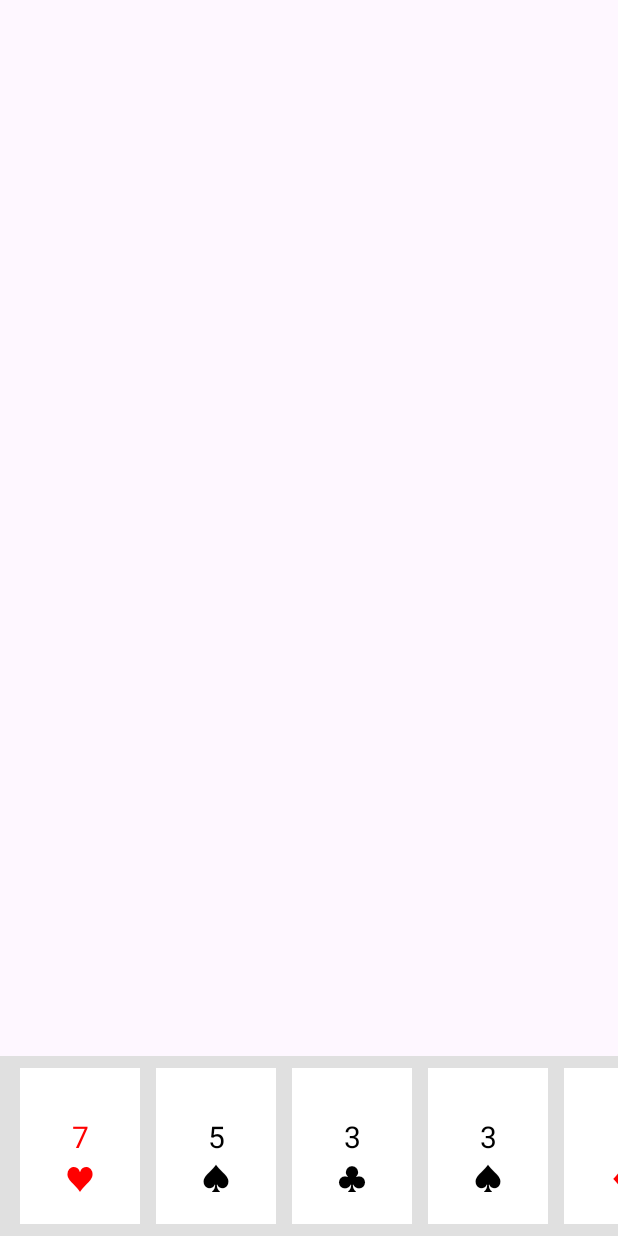
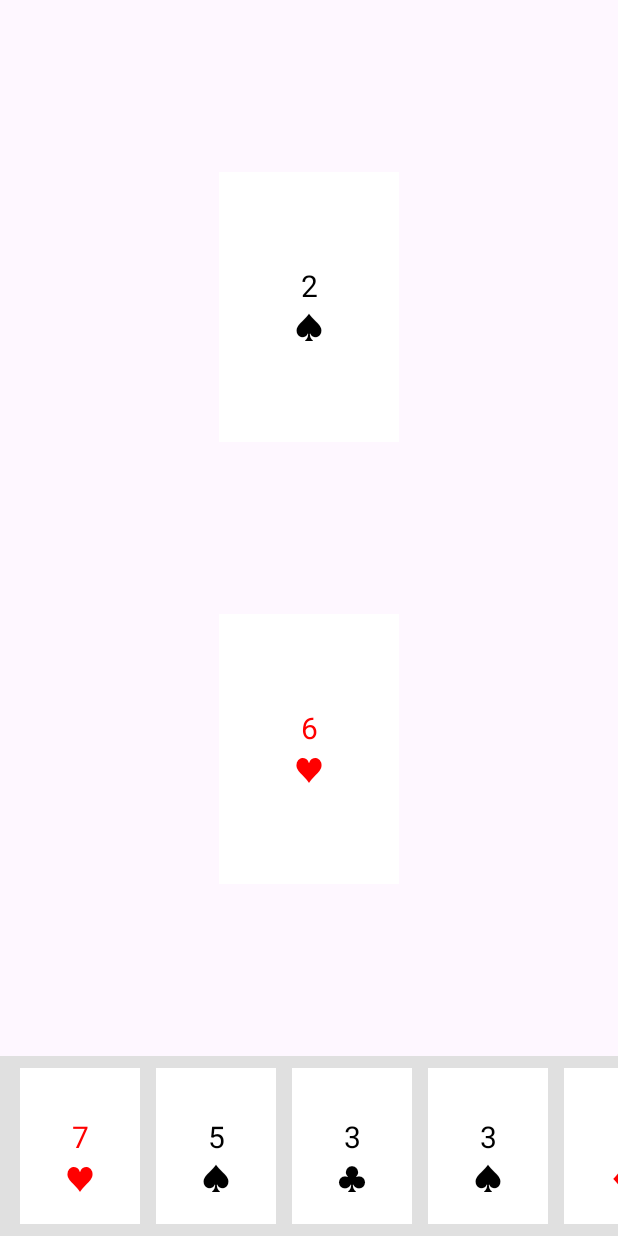
Before and after one commit to PanDisney/GRUPO-TAES-2025, an Android app: the GameActivity screen opened directly, with no data from a screen before it, after a tap on an icon or button, on a phone screen of 412 x 824 dp. Run offline under Robolectric (Android 15) with nearby library versions, the phone set to English and light mode, and no system bars.

Commit message:
Jogar contra o bot funciona, falta indicar os venceores das vasas , Dar display do trunfo para o utilizador,fazer a contagems dos pontos por vasa,quando acabar as cartas do deck adicionar novas cartas

```diff
--- a/code/BiscaTAES/app/src/main/java/com/example/biscataes/GameActivity.kt
+++ b/code/BiscaTAES/app/src/main/java/com/example/biscataes/GameActivity.kt
@@ -71,6 +71,7 @@ class GameActivity : AppCompatActivity() {
                 Log.d("GameActivity", "Clicou na carta: $card (íice: $index)")
                 gameEngine.playerPlaysCard(index)
                 drawPlayerHand() // Redesenha a mão
+                updateTableView()
             }
 
             handLayout.addView(cardTextView)
@@ -80,7 +81,43 @@ class GameActivity : AppCompatActivity() {
     //
     // --- FUNÇÕES AJUDANTES (NOVAS) ---
     //
+    // --- NOVA FUNÇÃO ---
+    // Atualiza as cartas na "mesa"
+    private fun updateTableView() {
+        // Encontrar os TextViews da mesa
+        val playerCardView = findViewById<TextView>(R.id.playerPlayedCardView)
+        val botCardView = findViewById<TextView>(R.id.botPlayedCardView)
 
+        // Apanhar as cartas da mesa a partir do motor
+        val playerCard = gameEngine.playerCardOnTable
+        val botCard = gameEngine.botCardOnTable
+
+        // Atualizar a carta do jogador
+        if (playerCard != null) {
+            playerCardView.text = "${getRankSymbol(playerCard.rank)}\n${getSuitSymbol(playerCard.suit)}"
+            if (playerCard.suit == Suit.HEARTS || playerCard.suit == Suit.DIAMONDS) {
+                playerCardView.setTextColor(Color.RED)
+            } else {
+                playerCardView.setTextColor(Color.BLACK)
+            }
+            playerCardView.visibility = TextView.VISIBLE // Tornar visível
+        } else {
+            playerCardView.visibility = TextView.INVISIBLE // Esconder
+        }
+
+        // Atualizar a carta do Bot
+        if (botCard != null) {
+            botCardView.text = "${getRankSymbol(botCard.rank)}\n${getSuitSymbol(botCard.suit)}"
+            if (botCard.suit == Suit.HEARTS || botCard.suit == Suit.DIAMONDS) {
+                botCardView.setTextColor(Color.RED)
+            } else {
+                botCardView.setTextColor(Color.BLACK)
+            }
+            botCardView.visibility = TextView.VISIBLE // Tornar visível
+        } else {
+            botCardView.visibility = TextView.INVISIBLE // Esconder
+        }
+    }
     // Converte um Rank num símbolo de texto
     private fun getRankSymbol(rank: Rank): String {
         return when (rank) {
--- a/code/BiscaTAES/app/src/main/java/com/example/biscataes/GameEngine.kt
+++ b/code/BiscaTAES/app/src/main/java/com/example/biscataes/GameEngine.kt
@@ -58,6 +58,8 @@ class GameEngine {
     }
 
     // --- 3. Funções de Ação (para mais tarde) ---
+    var playerCardOnTable: Card? = null
+    var botCardOnTable: Card? = null
 
     // Esta função será chamada quando o jogador humano jogar uma carta
     fun playerPlaysCard(cardIndex: Int) {
@@ -72,17 +74,55 @@ class GameEngine {
         // Lógica para comprar cartas do baralho...
         // Lógica para verificar o fim do jogo...
 
-        val playedCard = player.playCard(cardIndex)
-        Log.d("GameEngine", "O jogador (Humano) jogou: $playedCard")
+        val playerCard = player.playCard(cardIndex)
+        playerCardOnTable = playerCard
+        Log.d("GameEngine", "O jogador (Humano) jogou: $playerCard")
 
-        // --- PRÓXIMOS PASSOS (Ainda não implementados) ---
-        // 2. Lógica para o Bot responder...
+        // 2. O Bot reage
+        val botCard = findBestCardForBot(playerCard)
+        // O Bot tem de "jogar" (remover) a carta da sua mão
+        val botCardIndex = bot.getHand().indexOf(botCard)
+        botCardOnTable = bot.playCard(botCardIndex)
+        Log.d("GameEngine", "O Bot (IA) jogou: $botCardOnTable")
+
         // 3. Lógica para ver quem ganhou a vaza...
         // 4. Lógica para comprar cartas do baralho...
         // 5. Lógica para verificar o fim do jogo...
 
     }
+    // --- LÓGICA DO BOT ---
+    // Esta função decide qual a melhor carta para o Bot jogar
+    private fun findBestCardForBot(playerCard: Card): Card {
+        val botHand = bot.getHand()
 
+        // 1. Tentar ganhar com Trunfos
+        val winningTrumps = botHand.filter {
+            it.isTrump && (!playerCard.isTrump || it.rank.strength > playerCard.rank.strength)
+        }
+        if (winningTrumps.isNotEmpty()) {
+            // Joga o trunfo mais baixo que ganha
+            return winningTrumps.minByOrNull { it.rank.strength }!!
+        }
+
+        // 2. Tentar ganhar com o mesmo naipe
+        val winningSameSuit = botHand.filter {
+            !it.isTrump && it.suit == playerCard.suit && it.rank.strength > playerCard.rank.strength
+        }
+        if (winningSameSuit.isNotEmpty()) {
+            // Joga a carta mais alta (para garantir) do mesmo naipe
+            return winningSameSuit.maxByOrNull { it.rank.strength }!!
+        }
+
+        // 3. Não pode ganhar. Tentar jogar a carta mais baixa que não seja trunfo
+        val nonTrumps = botHand.filter { !it.isTrump }
+        if (nonTrumps.isNotEmpty()) {
+            // Joga a carta de menor valor (pontos primeiro, depois força)
+            return nonTrumps.minWithOrNull(compareBy({ it.rank.points }, { it.rank.strength }))!!
+        }
+
+        // 4. Se só tiver trunfos, joga o trunfo mais baixo
+        return botHand.minByOrNull { it.rank.strength }!!
+    }
     // Função para obter a mão do jogador (para a UI)
     fun getPlayerHand(): List<Card> {
         return player.getHand()
--- a/code/BiscaTAES/app/src/main/res/layout/activity_game.xml
+++ b/code/BiscaTAES/app/src/main/res/layout/activity_game.xml
@@ -20,7 +20,37 @@
         android:layout_height="match_parent"
         android:orientation="horizontal"
         android:padding="8dp"/>
-
     </HorizontalScrollView>
 
+    <TextView
+        android:id="@+id/botPlayedCardView"
+        android:layout_width="120dp"
+        android:layout_height="180dp"
+        android:gravity="center"
+        android:textSize="20sp"
+        android:background="#FFFFFF"
+        android:visibility="invisible"
+        app:layout_constraintBottom_toTopOf="@id/playerPlayedCardView"
+        app:layout_constraintEnd_toEndOf="parent"
+        app:layout_constraintStart_toStartOf="parent"
+        app:layout_constraintTop_toTopOf="parent"
+        tools:text="K\n♣"
+        tools:visibility="visible" />
+
+    <TextView
+        android:id="@+id/playerPlayedCardView"
+        android:layout_width="120dp"
+        android:layout_height="180dp"
+        android:gravity="center"
+        android:textSize="20sp"
+        android:background="#FFFFFF"
+        android:visibility="invisible"
+        app:layout_constraintBottom_toTopOf="@id/playerHandScrollView"
+        app:layout_constraintEnd_toEndOf="parent"
+        app:layout_constraintStart_toStartOf="parent"
+        app:layout_constraintTop_toBottomOf="@id/botPlayedCardView"
+        tools:text="A\n♥"
+        tools:visibility="visible" />
+
+
 </androidx.constraintlayout.widget.ConstraintLayout>
```
